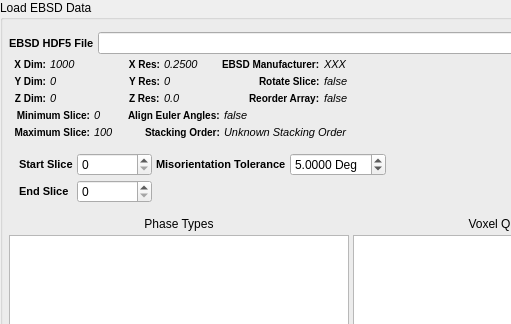
Above: Source/Plugins/PipelineBuilder/FilterWidgets/ReconstructionFiltersWidgets/QLoadSlicesWidget.ui from BlueQuartzSoftware/DREAM3D before the change; both pictures show x 0 to 511 and y 0 to 324 of the 705 by 426 pixel window. Below: the same form after it.
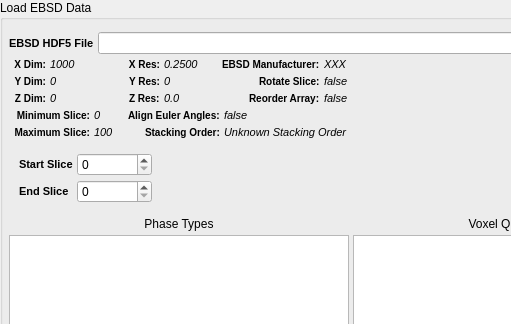
That is the form after the change. Icons and pictures are not drawn. Custom widgets are drawn as their Qt base class.

Commit message: adding a new private filter and cleaning up the reconstruction filters.  No longer initializing quats in load slices.  also no longer doing some of the cleanup that used to be done in load slices.  updated loadslices gui to no longer have misorientation tolerance on it.

The edit to the form file:
```diff
--- a/Source/Plugins/PipelineBuilder/FilterWidgets/ReconstructionFiltersWidgets/QLoadSlicesWidget.ui
+++ b/Source/Plugins/PipelineBuilder/FilterWidgets/ReconstructionFiltersWidgets/QLoadSlicesWidget.ui
@@ -814,36 +814,7 @@
        </property>
       </widget>
      </item>
-     <item row="0" column="2">
-      <widget class="QLabel" name="label_2">
-       <property name="styleSheet">
-        <string notr="true">QLabel {
-font-weight: bold;
-font-size: 11px;
-}</string>
-       </property>
-       <property name="text">
-        <string>Misorientation Tolerance</string>
-       </property>
-      </widget>
-     </item>
-     <item row="0" column="3">
-      <widget class="QDoubleSpinBox" name="m_MisorientationTolerance">
-       <property name="suffix">
-        <string> Deg</string>
-       </property>
-       <property name="decimals">
-        <number>4</number>
-       </property>
-       <property name="singleStep">
-        <double>0.100000000000000</double>
-       </property>
-       <property name="value">
-        <double>5.000000000000000</double>
-       </property>
-      </widget>
-     </item>
-     <item row="0" column="4" rowspan="2">
+     <item row="0" column="2" rowspan="2">
       <spacer name="horizontalSpacer_2">
        <property name="orientation">
         <enum>Qt::Horizontal</enum>
```
Left out of the diff: 6 changed lines with no effect on the pictures. The commit also changes 17 other files.
